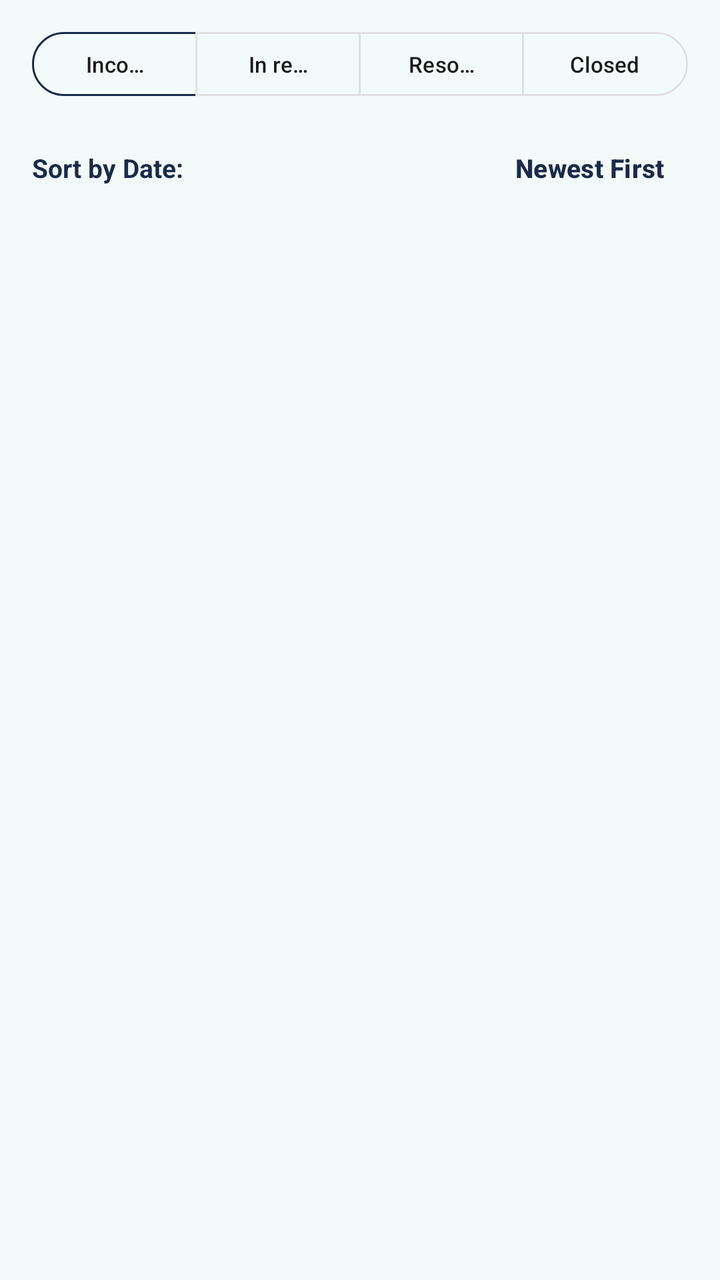
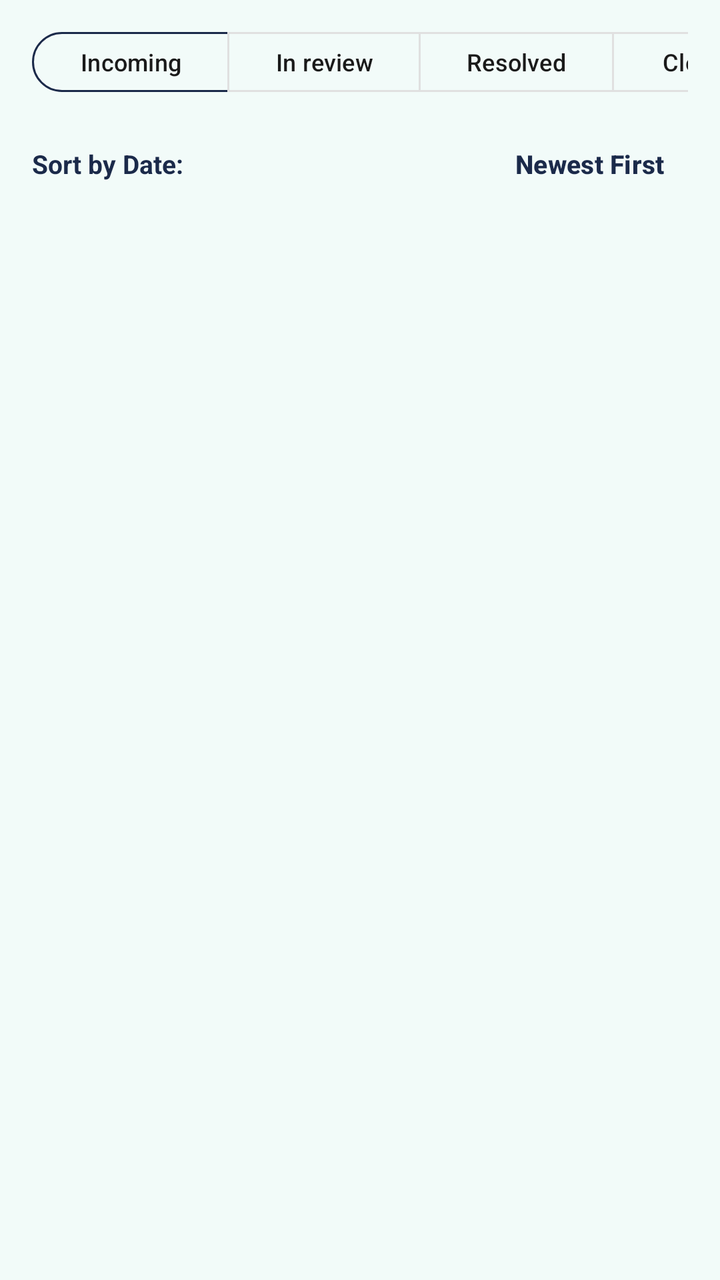

Before-and-after screenshots of an Android layout around one commit, followed by the original layout XML and the change that was made.
<!-- AndroidManifest.xml: application theme Theme.HairGo -->
<!-- res/layout/fragment_reports.xml -->
<?xml version="1.0" encoding="utf-8"?>
<LinearLayout xmlns:android="http://schemas.android.com/apk/res/android"
    xmlns:app="http://schemas.android.com/apk/res-auto"
    android:layout_width="match_parent"
    android:layout_height="match_parent"
    android:background="@color/home_bg"
    android:orientation="vertical">

    
    <LinearLayout
        android:layout_width="match_parent"
        android:layout_height="wrap_content"
        android:orientation="vertical"
        android:paddingHorizontal="16dp"
        android:paddingTop="12dp"
        android:paddingBottom="8dp">

        
        <com.google.android.material.button.MaterialButtonToggleGroup
            android:id="@+id/toggleGroupStatus"
            android:layout_width="match_parent"
            android:layout_height="wrap_content"
            app:selectionRequired="true"
            app:singleSelection="true">

            <com.google.android.material.button.MaterialButton
                android:id="@+id/btnFilterPending"
                style="@style/Widget.Material3.Button.OutlinedButton"
                android:layout_width="0dp"
                android:layout_height="40dp"
                android:layout_weight="1"
                android:text="@string/admin_filter_incoming"
                android:textAllCaps="false"
                android:textSize="11sp"
                app:strokeColor="@color/navy" />

            <com.google.android.material.button.MaterialButton
                android:id="@+id/btnFilterReviewed"
                style="@style/Widget.Material3.Button.OutlinedButton"
                android:layout_width="0dp"
                android:layout_height="40dp"
                android:layout_weight="1"
                android:text="@string/admin_filter_in_review"
                android:textAllCaps="false"
                android:textSize="11sp"
                app:strokeColor="@color/grey_border" />

            <com.google.android.material.button.MaterialButton
                android:id="@+id/btnFilterDismissed"
                style="@style/Widget.Material3.Button.OutlinedButton"
                android:layout_width="0dp"
                android:layout_height="40dp"
                android:layout_weight="1"
                android:text="@string/admin_filter_resolved"
                android:textAllCaps="false"
                android:textSize="11sp"
                app:strokeColor="@color/grey_border" />

            <com.google.android.material.button.MaterialButton
                android:id="@+id/btnFilterClosed"
                style="@style/Widget.Material3.Button.OutlinedButton"
                android:layout_width="0dp"
                android:layout_height="40dp"
                android:layout_weight="1"
                android:text="@string/admin_filter_closed"
                android:textAllCaps="false"
                android:textSize="11sp"
                app:strokeColor="@color/grey_border" />

        </com.google.android.material.button.MaterialButtonToggleGroup>

        
        <RelativeLayout
            android:layout_width="match_parent"
            android:layout_height="wrap_content"
            android:layout_marginTop="8dp">

            <TextView
                android:layout_width="wrap_content"
                android:layout_height="wrap_content"
                android:layout_alignParentStart="true"
                android:layout_centerVertical="true"
                android:text="@string/admin_sort_by_date"
                android:textColor="@color/heading"
                android:textSize="13sp"
                android:textStyle="bold" />

            <com.google.android.material.button.MaterialButton
                android:id="@+id/btnReportSortOrder"
                style="@style/Widget.Material3.Button.TextButton"
                android:layout_width="wrap_content"
                android:layout_height="wrap_content"
                android:layout_alignParentEnd="true"
                android:text="@string/admin_sort_newest"
                android:textAllCaps="false"
                android:textColor="@color/navy"
                android:textSize="13sp"
                android:textStyle="bold" />
        </RelativeLayout>

    </LinearLayout>

    
    <androidx.recyclerview.widget.RecyclerView
        android:id="@+id/rvReports"
        android:layout_width="match_parent"
        android:layout_height="0dp"
        android:layout_weight="1"
        android:clipToPadding="false"
        android:paddingBottom="16dp" />

    
    <TextView
        android:id="@+id/tvEmptyReports"
        android:layout_width="wrap_content"
        android:layout_height="wrap_content"
        android:layout_gravity="center"
        android:layout_marginTop="32dp"
        android:text="@string/admin_reports_empty"
        android:textColor="@color/grey_medium"
        android:textSize="14sp"
        android:visibility="gone" />

</LinearLayout>
<!-- resources referenced by this layout -->
<resources>
  <color name="grey_border">#E0E0E0</color>
  <color name="grey_medium">#8A8A8A</color>
  <color name="heading">#1B2A4A</color>
  <color name="home_bg">#F2FBF9</color>
  <color name="navy">#1B2A4A</color>
  <string name="admin_filter_closed">Closed</string>
  <string name="admin_filter_in_review">In review</string>
  <string name="admin_filter_incoming">Incoming</string>
  <string name="admin_filter_resolved">Resolved</string>
  <string name="admin_reports_empty">No reports found</string>
  <string name="admin_sort_by_date">Sort by Date:</string>
  <string name="admin_sort_newest">Newest First</string>
  <style name="Theme.HairGo" parent="Base.Theme.HairGo">
          <item name="snackbarStyle">@style/Widget.HairGo.Snackbar</item>
      </style>
  <style name="Base.Theme.HairGo" parent="Theme.Material3.DayNight.NoActionBar">
          <item name="colorPrimary">@color/teal</item>
          <item name="colorOnPrimary">@color/white</item>
          <item name="colorSurface">@color/surface</item>
          <item name="colorOnSurface">@color/text_primary</item>
          <item name="colorSurfaceVariant">@color/grey_light</item>
          <item name="colorOnSurfaceVariant">@color/text_primary</item>
          <item name="colorOutline">@color/grey_border</item>
          <item name="android:colorBackground">@color/grey_light</item>
      </style>
  <style name="Widget.HairGo.Snackbar" parent="Widget.Material3.Snackbar">
          <item name="backgroundTint">@color/navy</item>
          <item name="android:textColor">@color/white</item>
          <item name="shapeAppearanceOverlay">@style/ShapeAppearanceOverlay.HairGo_Snackbar</item>
      </style>
  <color name="teal">#14B8A6</color>
  <color name="white">#FFFFFF</color>
  <color name="surface">#FFFFFF</color>
  <color name="text_primary">#1A1A1A</color>
  <color name="grey_light">#F2F2F2</color>
  <style name="ShapeAppearanceOverlay.HairGo_Snackbar" parent="">
          <item name="cornerFamily">rounded</item>
          <item name="cornerSize">16dp</item>
      </style>
</resources>

<!-- the commit's change to res/layout/fragment_reports.xml (unified diff, before → after) -->
@@ -16,58 +16,60 @@
         android:paddingBottom="8dp">
 
         
-        <com.google.android.material.button.MaterialButtonToggleGroup
-            android:id="@+id/toggleGroupStatus"
+        <HorizontalScrollView
             android:layout_width="match_parent"
             android:layout_height="wrap_content"
-            app:selectionRequired="true"
-            app:singleSelection="true">
+            android:scrollbars="none">
 
-            <com.google.android.material.button.MaterialButton
-                android:id="@+id/btnFilterPending"
-                style="@style/Widget.Material3.Button.OutlinedButton"
-                android:layout_width="0dp"
-                android:layout_height="40dp"
-                android:layout_weight="1"
-                android:text="@string/admin_filter_incoming"
-                android:textAllCaps="false"
-                android:textSize="11sp"
-                app:strokeColor="@color/navy" />
+            <com.google.android.material.button.MaterialButtonToggleGroup
+                android:id="@+id/toggleGroupStatus"
+                android:layout_width="wrap_content"
+                android:layout_height="wrap_content"
+                app:selectionRequired="true"
+                app:singleSelection="true">
 
-            <com.google.android.material.button.MaterialButton
-                android:id="@+id/btnFilterReviewed"
-                style="@style/Widget.Material3.Button.OutlinedButton"
-                android:layout_width="0dp"
-                android:layout_height="40dp"
-                android:layout_weight="1"
-                android:text="@string/admin_filter_in_review"
-                android:textAllCaps="false"
-                android:textSize="11sp"
-                app:strokeColor="@color/grey_border" />
+                <com.google.android.material.button.MaterialButton
+                    android:id="@+id/btnFilterPending"
+                    style="@style/Widget.Material3.Button.OutlinedButton"
+                    android:layout_width="wrap_content"
+                    android:layout_height="38dp"
+                    android:text="@string/admin_filter_incoming"
+                    android:textAllCaps="false"
+                    android:textSize="12sp"
+                    app:strokeColor="@color/navy" />
 
-            <com.google.android.material.button.MaterialButton
-                android:id="@+id/btnFilterDismissed"
-                style="@style/Widget.Material3.Button.OutlinedButton"
-                android:layout_width="0dp"
-                android:layout_height="40dp"
-                android:layout_weight="1"
-                android:text="@string/admin_filter_resolved"
-                android:textAllCaps="false"
-                android:textSize="11sp"
-                app:strokeColor="@color/grey_border" />
+                <com.google.android.material.button.MaterialButton
+                    android:id="@+id/btnFilterReviewed"
+                    style="@style/Widget.Material3.Button.OutlinedButton"
+                    android:layout_width="wrap_content"
+                    android:layout_height="38dp"
+                    android:text="@string/admin_filter_in_review"
+                    android:textAllCaps="false"
+                    android:textSize="12sp"
+                    app:strokeColor="@color/grey_border" />
 
-            <com.google.android.material.button.MaterialButton
-                android:id="@+id/btnFilterClosed"
-                style="@style/Widget.Material3.Button.OutlinedButton"
-                android:layout_width="0dp"
-                android:layout_height="40dp"
-                android:layout_weight="1"
-                android:text="@string/admin_filter_closed"
-                android:textAllCaps="false"
-                android:textSize="11sp"
-                app:strokeColor="@color/grey_border" />
+                <com.google.android.material.button.MaterialButton
+                    android:id="@+id/btnFilterDismissed"
+                    style="@style/Widget.Material3.Button.OutlinedButton"
+                    android:layout_width="wrap_content"
+                    android:layout_height="38dp"
+                    android:text="@string/admin_filter_resolved"
+                    android:textAllCaps="false"
+                    android:textSize="12sp"
+                    app:strokeColor="@color/grey_border" />
 
-        </com.google.android.material.button.MaterialButtonToggleGroup>
+                <com.google.android.material.button.MaterialButton
+                    android:id="@+id/btnFilterClosed"
+                    style="@style/Widget.Material3.Button.OutlinedButton"
+                    android:layout_width="wrap_content"
+                    android:layout_height="38dp"
+                    android:text="@string/admin_filter_closed"
+                    android:textAllCaps="false"
+                    android:textSize="12sp"
+                    app:strokeColor="@color/grey_border" />
+
+            </com.google.android.material.button.MaterialButtonToggleGroup>
+        </HorizontalScrollView>
 
         
         <RelativeLayout
